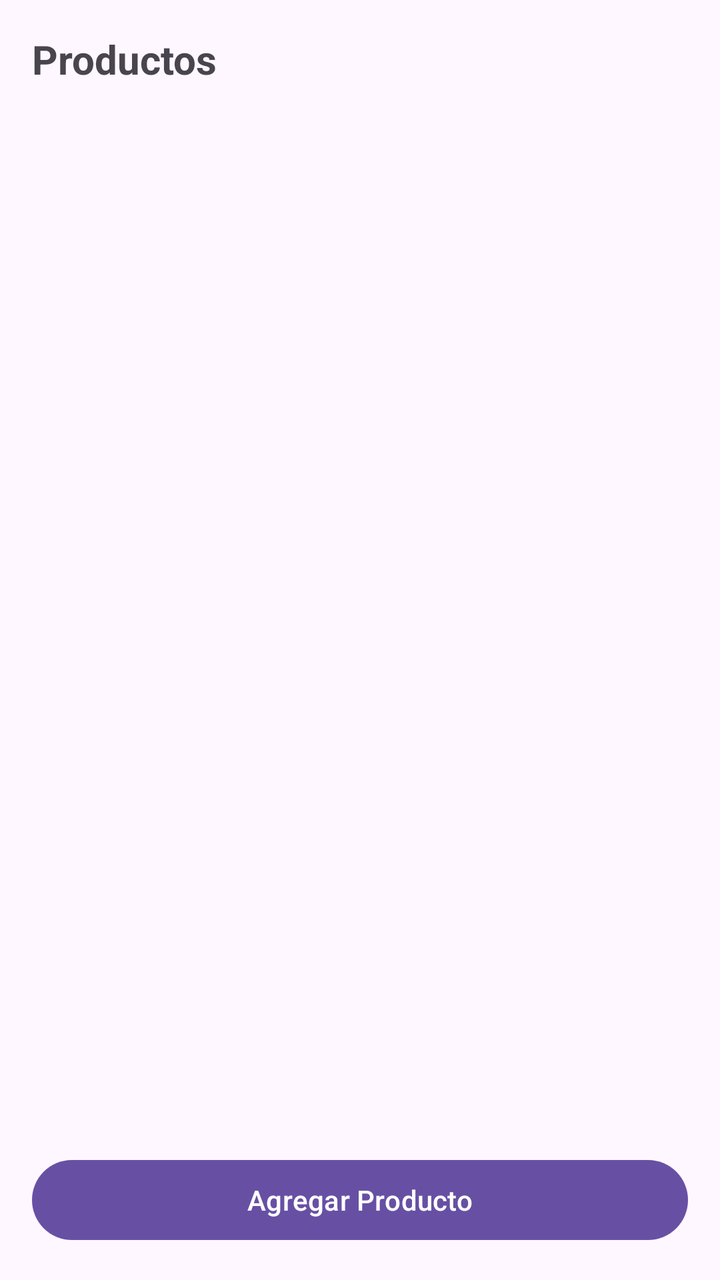
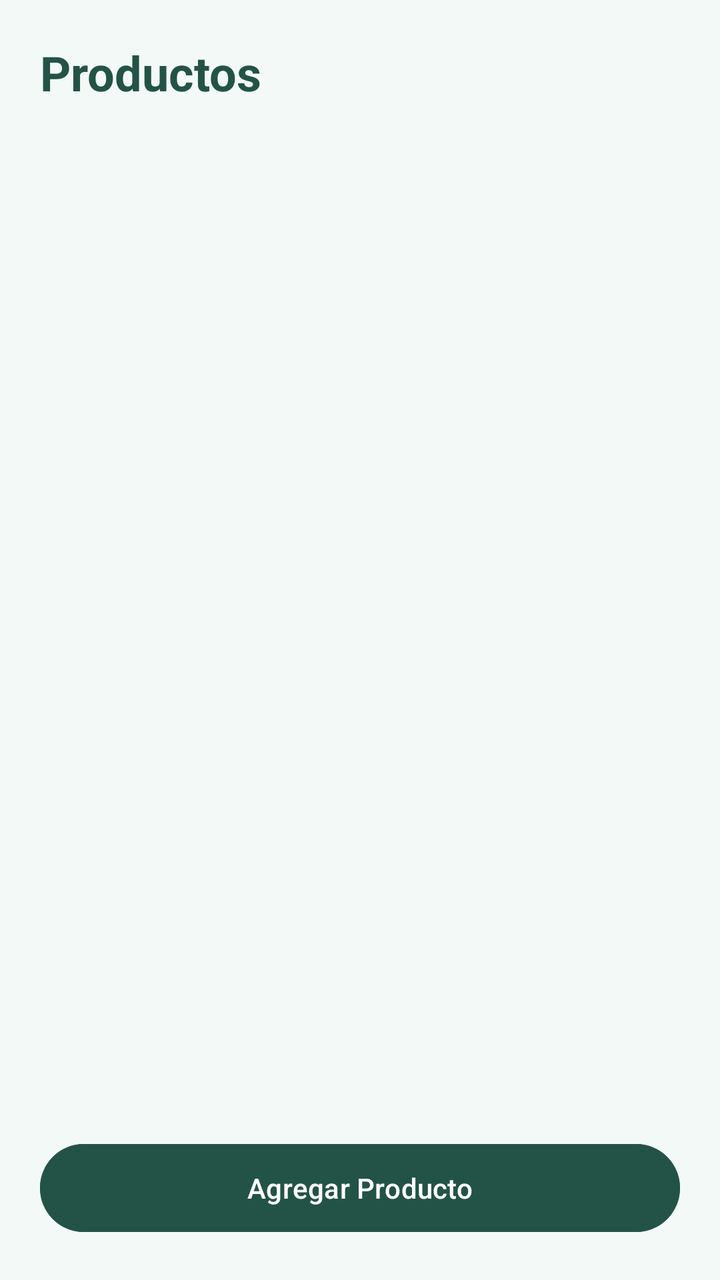

Compare the two renders of this Android layout. The source of the first and the diff that turns it into the second are given below.
<!-- AndroidManifest.xml: application theme Theme.T1 -->
<!-- res/layout/activity_productos.xml -->
<?xml version="1.0" encoding="utf-8"?>
<LinearLayout xmlns:android="http://schemas.android.com/apk/res/android"
    android:layout_width="match_parent"
    android:layout_height="match_parent"
    android:orientation="vertical"
    android:padding="16dp">

    <TextView
        android:layout_width="wrap_content"
        android:layout_height="wrap_content"
        android:text="Productos"
        android:textSize="20sp"
        android:textStyle="bold"/>

    <ListView
        android:id="@+id/lvProductos"
        android:layout_width="match_parent"
        android:layout_height="0dp"
        android:layout_weight="1"
        android:layout_marginTop="8dp"/>

    <Button
        android:id="@+id/btnAgregarProducto"
        android:layout_width="match_parent"
        android:layout_height="wrap_content"
        android:text="Agregar Producto"
        android:layout_marginTop="8dp"/>

</LinearLayout>
<!-- resources referenced by this layout -->
<resources>
  <style name="Theme.T1" parent="Base.Theme.T1" />
  <style name="Base.Theme.T1" parent="Theme.Material3.DayNight.NoActionBar">
          
          
      </style>
</resources>

<!-- the commit's change to res/layout/activity_productos.xml (unified diff, before → after) -->
@@ -3,27 +3,34 @@
     android:layout_width="match_parent"
     android:layout_height="match_parent"
     android:orientation="vertical"
-    android:padding="16dp">
+    android:padding="20dp"
+    android:background="#F3F9F7">
 
     <TextView
         android:layout_width="wrap_content"
         android:layout_height="wrap_content"
         android:text="Productos"
-        android:textSize="20sp"
-        android:textStyle="bold"/>
+        android:textSize="24sp"
+        android:textStyle="bold"
+        android:textColor="#235347"/>
 
     <ListView
         android:id="@+id/lvProductos"
         android:layout_width="match_parent"
         android:layout_height="0dp"
         android:layout_weight="1"
-        android:layout_marginTop="8dp"/>
+        android:layout_marginTop="12dp"
+        android:divider="#D7E8E6"
+        android:dividerHeight="8dp"/>
 
     <Button
         android:id="@+id/btnAgregarProducto"
         android:layout_width="match_parent"
         android:layout_height="wrap_content"
         android:text="Agregar Producto"
-        android:layout_marginTop="8dp"/>
+        android:layout_marginTop="12dp"
+        android:backgroundTint="#235347"
+        android:textColor="#FFFFFF"
+        android:minHeight="52dp"/>
 
 </LinearLayout>
